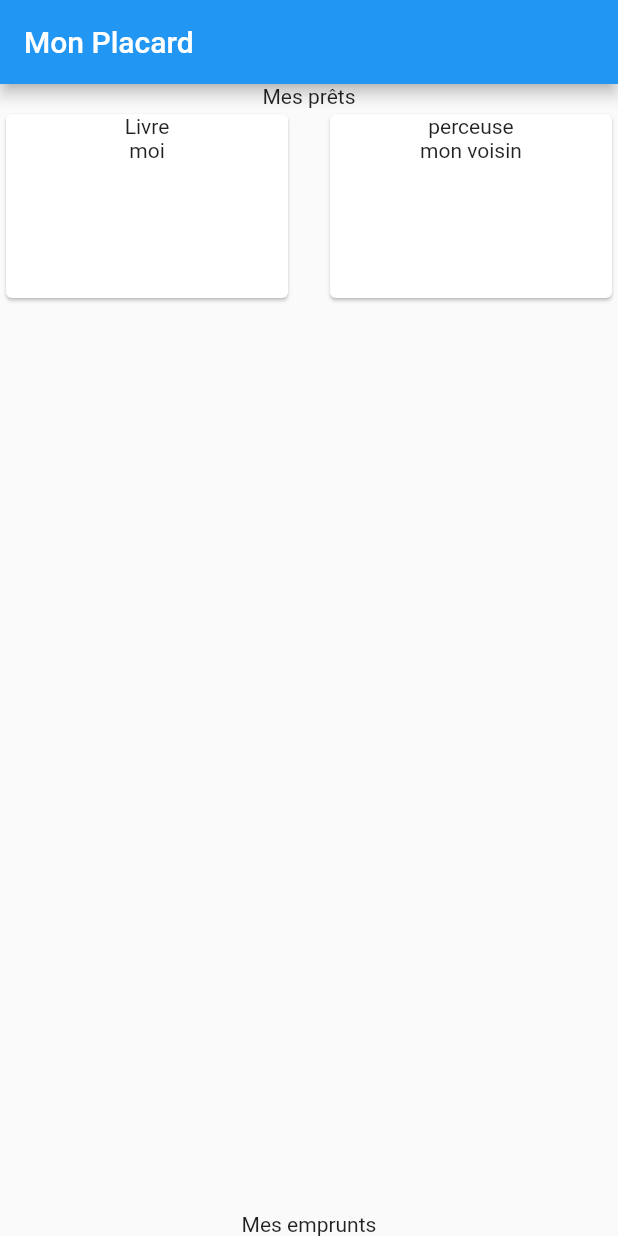
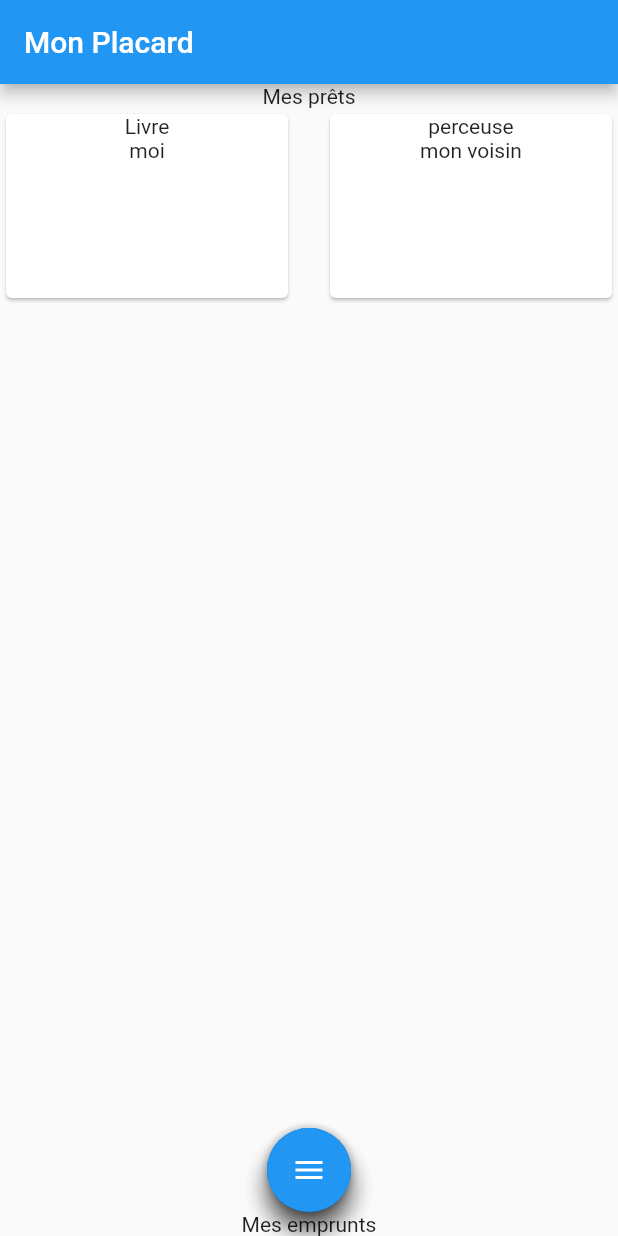
Before and after one commit to Ockham-Byron/circles-app-flutter, a Flutter app: the screen it shows after launch, on a phone screen of 412 x 824 dp. Run offline on Flutter 3.47's test engine with Material 2 defaults, Android fonts, the phone set to English and light mode, and no system bars.

Commit message:
floating action button added

```diff
--- a/lib/data/objects_data.dart
+++ b/lib/data/lent_objects_data.dart
@@ -1,6 +1,6 @@
 import 'package:circles_app/models/object.dart';
 
-final List listofObjects = [
+final List listOfLentObjects = [
   Object(name: "Livre", owner: "moi"),
   Object(
     name: "perceuse",
--- a/lib/pages/placard_screen.dart
+++ b/lib/pages/placard_screen.dart
@@ -1,9 +1,14 @@
 import 'package:flutter/material.dart';
 
-import 'package:circles_app/data/objects_data.dart';
+import 'package:circles_app/data/lent_objects_data.dart';
 import 'package:circles_app/widgets/object_item.dart';
+import 'package:circles_app/widgets/circular_fab.dart';
 
 class MonPlacard extends StatelessWidget {
+  List get getListOfLentObjects {
+    return listOfLentObjects;
+  }
+
   @override
   Widget build(BuildContext context) {
     return Scaffold(
@@ -22,7 +27,7 @@ class MonPlacard extends StatelessWidget {
                   crossAxisSpacing: 20,
                   mainAxisSpacing: 20,
                 ),
-                children: listofObjects
+                children: getListOfLentObjects
                     .map((objData) => ObjectItem(
                           objData.name,
                           objData.owner,
@@ -34,6 +39,8 @@ class MonPlacard extends StatelessWidget {
           ],
         ),
       ),
+      floatingActionButton: CircularFab(),
+      floatingActionButtonLocation: FloatingActionButtonLocation.centerFloat,
     );
   }
 }
--- /dev/null
+++ b/lib/widgets/circular_fab.dart
@@ -0,0 +1,150 @@
+import 'package:flutter/material.dart';
+
+class CircularFab extends StatefulWidget {
+  final Function() onPressed;
+  final String tooltip;
+  final IconData icon;
+
+  CircularFab({this.onPressed, this.tooltip, this.icon});
+
+  @override
+  _CircularFabState createState() => _CircularFabState();
+}
+
+class _CircularFabState extends State<CircularFab>
+    with SingleTickerProviderStateMixin {
+  bool isOpened = false;
+  AnimationController _animationController;
+  Animation<Color> _buttonColor;
+  Animation<double> _animateIcon;
+  Animation<double> _translateButton;
+  Curve _curve = Curves.easeOut;
+  double _fabHeight = 56.0;
+
+  @override
+  initState() {
+    _animationController =
+        AnimationController(vsync: this, duration: Duration(milliseconds: 500))
+          ..addListener(() {
+            setState(() {});
+          });
+    _animateIcon =
+        Tween<double>(begin: 0.0, end: 1.0).animate(_animationController);
+    _buttonColor = ColorTween(
+      begin: Colors.blue,
+      end: Colors.red,
+    ).animate(CurvedAnimation(
+      parent: _animationController,
+      curve: Interval(
+        0.00,
+        1.00,
+        curve: Curves.linear,
+      ),
+    ));
+    _translateButton = Tween<double>(
+      begin: _fabHeight,
+      end: -14.0,
+    ).animate(CurvedAnimation(
+      parent: _animationController,
+      curve: Interval(
+        0.0,
+        0.75,
+        curve: _curve,
+      ),
+    ));
+    super.initState();
+  }
+
+  @override
+  dispose() {
+    _animationController.dispose();
+    super.dispose();
+  }
+
+  animate() {
+    if (!isOpened) {
+      _animationController.forward();
+    } else {
+      _animationController.reverse();
+    }
+    isOpened = !isOpened;
+  }
+
+  Widget add() {
+    return Container(
+      child: FloatingActionButton(
+        onPressed: null,
+        tooltip: 'Add',
+        child: Icon(Icons.add),
+      ),
+    );
+  }
+
+  Widget image() {
+    return Container(
+      child: FloatingActionButton(
+        onPressed: null,
+        tooltip: 'Image',
+        child: Icon(Icons.image),
+      ),
+    );
+  }
+
+  Widget inbox() {
+    return Container(
+      child: FloatingActionButton(
+        onPressed: null,
+        tooltip: 'Inbox',
+        child: Icon(Icons.inbox),
+      ),
+    );
+  }
+
+  Widget toggle() {
+    return Container(
+      child: FloatingActionButton(
+        backgroundColor: _buttonColor.value,
+        onPressed: animate,
+        tooltip: 'Toggle',
+        child: AnimatedIcon(
+          icon: AnimatedIcons.menu_close,
+          progress: _animateIcon,
+        ),
+      ),
+    );
+  }
+
+  @override
+  Widget build(BuildContext context) {
+    return Column(
+      mainAxisAlignment: MainAxisAlignment.end,
+      children: <Widget>[
+        Transform(
+          transform: Matrix4.translationValues(
+            0.0,
+            _translateButton.value * 3.0,
+            0.0,
+          ),
+          child: add(),
+        ),
+        Transform(
+          transform: Matrix4.translationValues(
+            0.0,
+            _translateButton.value * 2.0,
+            0.0,
+          ),
+          child: image(),
+        ),
+        Transform(
+          transform: Matrix4.translationValues(
+            0.0,
+            _translateButton.value,
+            0.0,
+          ),
+          child: inbox(),
+        ),
+        toggle(),
+      ],
+    );
+  }
+}
```
